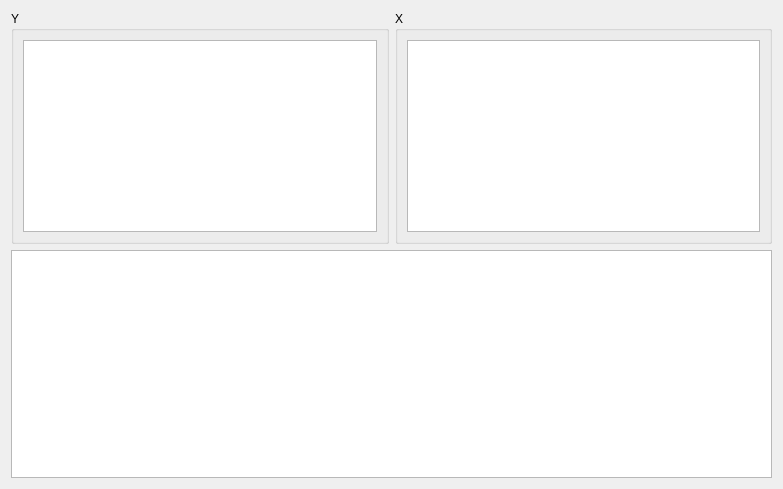
AHTOH108/TestCustomList, file customWidget/mytablewidget.ui: the form before one commit.
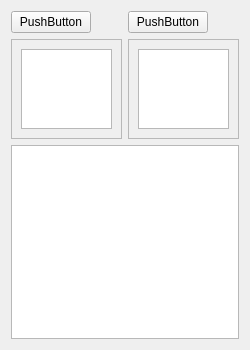
The form after the commit.

```diff
--- a/customWidget/mytablewidget.ui
+++ b/customWidget/mytablewidget.ui
@@ -6,49 +6,137 @@
    <rect>
     <x>0</x>
     <y>0</y>
-    <width>783</width>
-    <height>489</height>
+    <width>250</width>
+    <height>350</height>
    </rect>
   </property>
+  <property name="minimumSize">
+   <size>
+    <width>250</width>
+    <height>350</height>
+   </size>
+  </property>
   <property name="windowTitle">
    <string>Form</string>
   </property>
   <layout class="QGridLayout" name="gridLayout_4">
-   <item row="0" column="0">
-    <layout class="QVBoxLayout" name="verticalLayout">
-     <item>
-      <layout class="QGridLayout" name="gridLayout_3">
-       <item row="0" column="1">
-        <widget class="QGroupBox" name="groupBox_2">
-         <property name="title">
-          <string>X</string>
+   <item row="0" column="0" colspan="2">
+    <layout class="QGridLayout" name="gridLayout_3">
+     <item row="0" column="0">
+      <layout class="QHBoxLayout" name="horizontalLayout">
+       <item>
+        <widget class="QPushButton" name="pushButton">
+         <property name="text">
+          <string>PushButton</string>
          </property>
-         <layout class="QGridLayout" name="gridLayout_2">
-          <item row="0" column="0">
-           <widget class="QTextBrowser" name="textBrowser_2"/>
-          </item>
-         </layout>
         </widget>
        </item>
-       <item row="0" column="0">
-        <widget class="QGroupBox" name="groupBox">
-         <property name="title">
-          <string>Y</string>
+       <item>
+        <spacer name="horizontalSpacer">
+         <property name="orientation">
+          <enum>Qt::Horizontal</enum>
          </property>
-         <layout class="QGridLayout" name="gridLayout">
-          <item row="0" column="0">
-           <widget class="QTextBrowser" name="textBrowser"/>
-          </item>
-         </layout>
-        </widget>
+         <property name="sizeHint" stdset="0">
+          <size>
+           <width>40</width>
+           <height>20</height>
+          </size>
+         </property>
+        </spacer>
        </item>
       </layout>
      </item>
-     <item>
-      <widget class="QTableWidget" name="tableWidget"/>
+     <item row="0" column="1">
+      <layout class="QHBoxLayout" name="horizontalLayout_2">
+       <item>
+        <widget class="QPushButton" name="pushButton_2">
+         <property name="text">
+          <string>PushButton</string>
+         </property>
+        </widget>
+       </item>
+       <item>
+        <spacer name="horizontalSpacer_2">
+         <property name="orientation">
+          <enum>Qt::Horizontal</enum>
+         </property>
+         <property name="sizeHint" stdset="0">
+          <size>
+           <width>40</width>
+           <height>20</height>
+          </size>
+         </property>
+        </spacer>
+       </item>
+      </layout>
      </item>
     </layout>
    </item>
+   <item row="1" column="0">
+    <widget class="QScrollArea" name="scrollArea">
+     <property name="maximumSize">
+      <size>
+       <width>16777215</width>
+       <height>100</height>
+      </size>
+     </property>
+     <property name="widgetResizable">
+      <bool>true</bool>
+     </property>
+     <widget class="QWidget" name="scrollAreaWidgetContents">
+      <property name="geometry">
+       <rect>
+        <x>0</x>
+        <y>0</y>
+        <width>114</width>
+        <height>98</height>
+       </rect>
+      </property>
+      <layout class="QGridLayout" name="gridLayout_2">
+       <item row="0" column="0">
+        <widget class="QTextBrowser" name="textBrowser"/>
+       </item>
+      </layout>
+     </widget>
+    </widget>
+   </item>
+   <item row="1" column="1">
+    <widget class="QScrollArea" name="scrollArea_2">
+     <property name="minimumSize">
+      <size>
+       <width>0</width>
+       <height>0</height>
+      </size>
+     </property>
+     <property name="maximumSize">
+      <size>
+       <width>16777215</width>
+       <height>100</height>
+      </size>
+     </property>
+     <property name="widgetResizable">
+      <bool>true</bool>
+     </property>
+     <widget class="QWidget" name="scrollAreaWidgetContents_2">
+      <property name="geometry">
+       <rect>
+        <x>0</x>
+        <y>0</y>
+        <width>108</width>
+        <height>98</height>
+       </rect>
+      </property>
+      <layout class="QGridLayout" name="gridLayout">
+       <item row="0" column="0">
+        <widget class="QTextBrowser" name="textBrowser_2"/>
+       </item>
+      </layout>
+     </widget>
+    </widget>
+   </item>
+   <item row="2" column="0" colspan="2">
+    <widget class="QTableWidget" name="tableWidget"/>
+   </item>
   </layout>
  </widget>
  <resources/>
```
